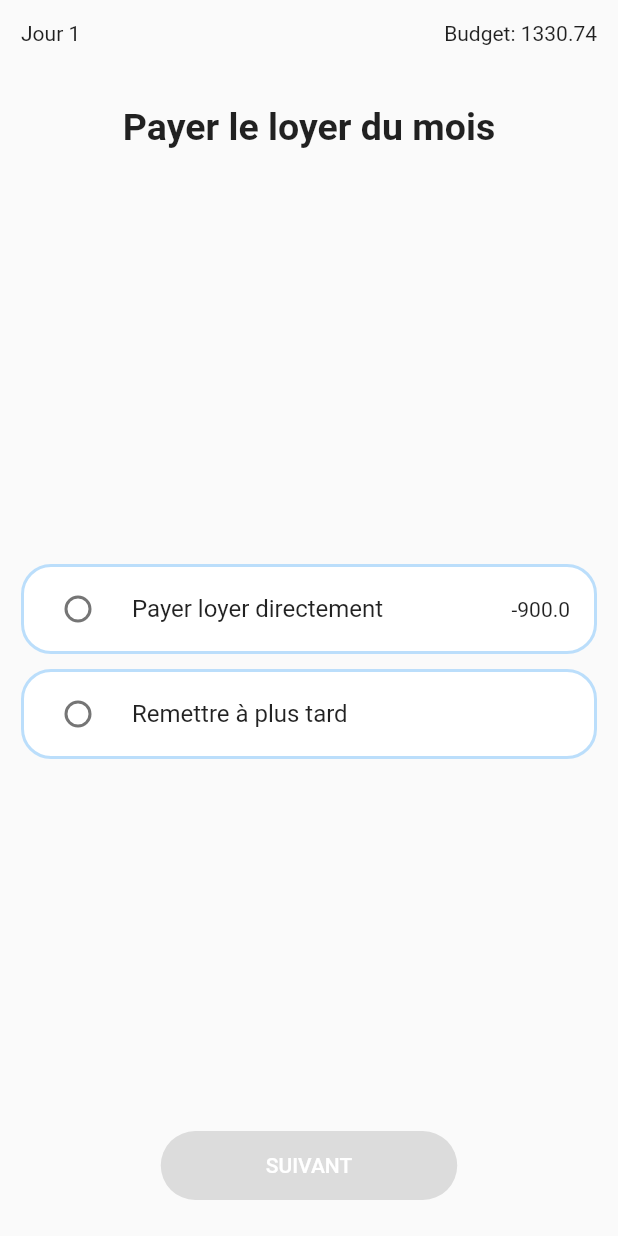
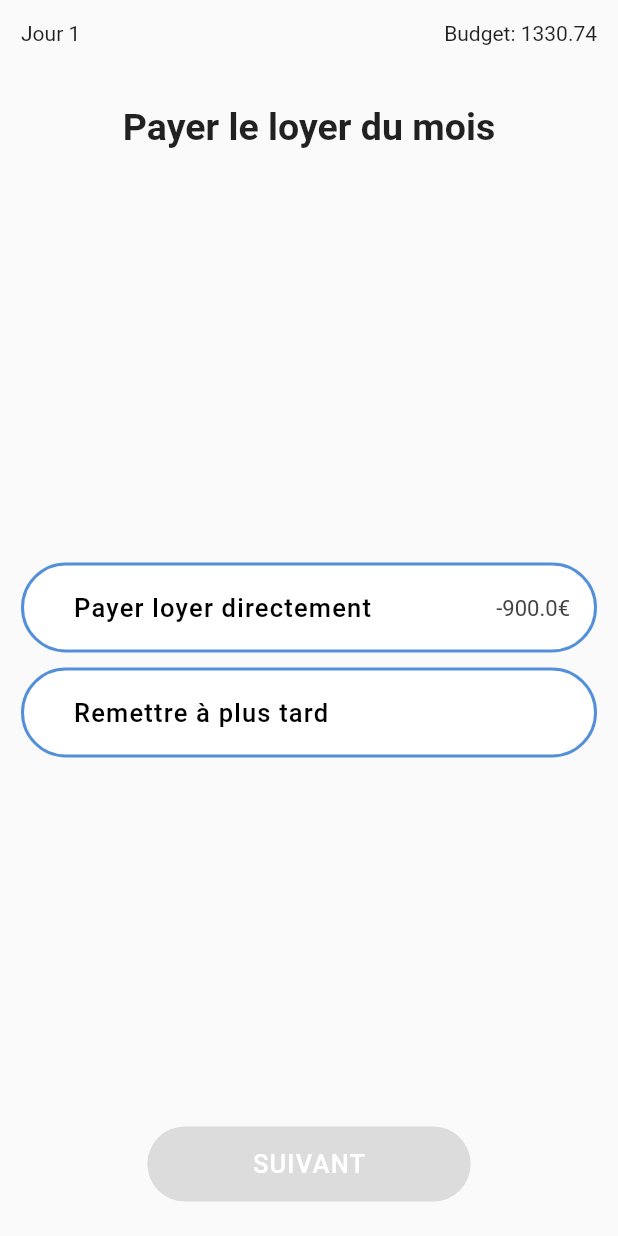
Before and after one commit to priceofreality/flutter-app, a Flutter app: the screen it shows after launch, on a phone screen of 412 x 824 dp. Run offline on Flutter 3.47's test engine with Material 2 defaults, Android fonts, the phone set to English and light mode, and no system bars; our stand-ins replace bloc, equatable, flutter_bloc; generated files the repository leaves out were written again.

Commit message:
Added button design

````diff
--- a/lib/main.dart
+++ b/lib/main.dart
@@ -57,6 +57,13 @@ class MyApp extends StatelessWidget {
       initialRoute: HOME_PAGE,
       onGenerateRoute: _appRouter.onGenerateRoute,
       theme: ThemeData(
+        textTheme: TextTheme(
+          button: TextStyle(
+            letterSpacing: 0.8,
+            color: Colors.black,
+            fontSize: 17.0,
+          ),
+        ),
         // This is the theme of your application.
         //
         // Try running your application with "flutter run". You'll see the
@@ -71,7 +78,7 @@ class MyApp extends StatelessWidget {
         // the app on. For desktop platforms, the controls will be smaller and
         // closer together (more dense) than on mobile platforms.
         visualDensity: VisualDensity.adaptivePlatformDensity,
-        accentColor: Colors.indigo,
+        accentColor: Color(0xff5e60ce),
       ),
       home: MultiBlocProvider(
         providers: [
--- a/lib/presentation/pages/daily_situation.dart
+++ b/lib/presentation/pages/daily_situation.dart
@@ -5,6 +5,7 @@ import 'package:projet4/logic/cubit/choice_cubit.dart';
 import 'package:projet4/logic/cubit/daily_situation_cubit.dart';
 import 'package:projet4/logic/cubit/financial_situation_cubit.dart';
 import 'package:flutter_gen/gen_l10n/app_localizations.dart';
+import 'package:projet4/presentation/widgets/custom_radio_button.dart';
 
 class DailySituationPage extends StatelessWidget {
   @override
@@ -80,19 +81,33 @@ class Choices extends StatelessWidget {
                   margin: EdgeInsets.only(bottom: 10.0),
                   decoration: BoxDecoration(
                     color: choice == state.selected
-                        ? Colors.blue[100]
+                        ? Color(0xff5390d9)
                         : Colors.white,
-                    borderRadius: BorderRadius.circular(20.0),
+                    borderRadius: BorderRadius.circular(30.0),
                     border: Border.all(
                       width: 2,
-                      color: choice == state.selected
-                          ? Theme.of(context).accentColor
-                          : Colors.blue[100]!,
+                      color: Color(0xff5390d9),
                     ),
                   ),
-                  child: RadioListTile<Choice>(
-                    title: Text(choice.label),
-                    secondary: Text('${choice.cost ?? ''}'),
+                  child: CustomRadioListTile<Choice>(
+                    title: Padding(
+                      child: Text(
+                        choice.label,
+                        style: choice == state.selected
+                            ? Theme.of(context)
+                                .textTheme
+                                .button!
+                                .copyWith(color: Colors.white)
+                            : Theme.of(context).textTheme.button,
+                      ),
+                      padding: EdgeInsets.only(left: 17.0),
+                    ),
+                    secondary: Text(
+                      choice.cost == null ? '' : '${choice.cost}€',
+                      style: choice == state.selected
+                          ? TextStyle(color: Colors.white, fontSize: 14.7)
+                          : TextStyle(color: Colors.grey[800], fontSize: 14.7),
+                    ),
                     value: choice,
                     groupValue: state.selected,
                     onChanged: (newValue) =>
--- /dev/null
+++ b/lib/presentation/widgets/custom_radio_button.dart
@@ -0,0 +1,546 @@
+// Copyright 2014 The Flutter Authors. All rights reserved.
+// Use of this source code is governed by a BSD-style license that can be
+// found in the LICENSE file.
+
+import 'package:flutter/material.dart';
+import 'package:flutter/widgets.dart';
+
+// Examples can assume:
+// void setState(VoidCallback fn) { }
+
+/// A [ListTile] with a [Radio]. In other words, a radio button with a label.
+///
+/// The entire list tile is interactive: tapping anywhere in the tile selects
+/// the radio button.
+///
+/// The [value], [groupValue], [onChanged], and [activeColor] properties of this
+/// widget are identical to the similarly-named properties on the [Radio]
+/// widget. The type parameter `T` serves the same purpose as that of the
+/// [Radio] class' type parameter.
+///
+/// The [title], [subtitle], [isThreeLine], and [dense] properties are like
+/// those of the same name on [ListTile].
+///
+/// The [selected] property on this widget is similar to the [ListTile.selected]
+/// property, but the color used is that described by [activeColor], if any,
+/// defaulting to the accent color of the current [Theme]. No effort is made to
+/// coordinate the [selected] state and the [checked] state; to have the list
+/// tile appear selected when the radio button is the selected radio button, set
+/// [selected] to true when [value] matches [groupValue].
+///
+/// The radio button is shown on the left by default in left-to-right languages
+/// (i.e. the leading edge). This can be changed using [controlAffinity]. The
+/// [secondary] widget is placed on the opposite side. This maps to the
+/// [ListTile.leading] and [ListTile.trailing] properties of [ListTile].
+///
+/// To show the [RadioListTile] as disabled, pass null as the [onChanged]
+/// callback.
+///
+/// {@tool dartpad --template=stateful_widget_scaffold}
+///
+/// ![RadioListTile sample](https://flutter.github.io/assets-for-api-docs/assets/material/radio_list_tile.png)
+///
+/// This widget shows a pair of radio buttons that control the `_character`
+/// field. The field is of the type `SingingCharacter`, an enum.
+///
+/// ```dart preamble
+/// enum SingingCharacter { lafayette, jefferson }
+/// ```
+/// ```dart
+/// SingingCharacter? _character = SingingCharacter.lafayette;
+///
+/// @override
+/// Widget build(BuildContext context) {
+///   return Column(
+///     children: <Widget>[
+///       RadioListTile<SingingCharacter>(
+///         title: const Text('Lafayette'),
+///         value: SingingCharacter.lafayette,
+///         groupValue: _character,
+///         onChanged: (SingingCharacter? value) { setState(() { _character = value; }); },
+///       ),
+///       RadioListTile<SingingCharacter>(
+///         title: const Text('Thomas Jefferson'),
+///         value: SingingCharacter.jefferson,
+///         groupValue: _character,
+///         onChanged: (SingingCharacter? value) { setState(() { _character = value; }); },
+///       ),
+///     ],
+///   );
+/// }
+/// ```
+/// {@end-tool}
+///
+/// ## Semantics in RadioListTile
+///
+/// Since the entirety of the RadioListTile is interactive, it should represent
+/// itself as a single interactive entity.
+///
+/// To do so, a RadioListTile widget wraps its children with a [MergeSemantics]
+/// widget. [MergeSemantics] will attempt to merge its descendant [Semantics]
+/// nodes into one node in the semantics tree. Therefore, RadioListTile will
+/// throw an error if any of its children requires its own [Semantics] node.
+///
+/// For example, you cannot nest a [RichText] widget as a descendant of
+/// RadioListTile. [RichText] has an embedded gesture recognizer that
+/// requires its own [Semantics] node, which directly conflicts with
+/// RadioListTile's desire to merge all its descendants' semantic nodes
+/// into one. Therefore, it may be necessary to create a custom radio tile
+/// widget to accommodate similar use cases.
+///
+/// {@tool dartpad --template=stateful_widget_scaffold}
+///
+/// ![Radio list tile semantics sample](https://flutter.github.io/assets-for-api-docs/assets/material/radio_list_tile_semantics.png)
+///
+/// Here is an example of a custom labeled radio widget, called
+/// LinkedLabelRadio, that includes an interactive [RichText] widget that
+/// handles tap gestures.
+///
+/// ```dart imports
+/// import 'package:flutter/gestures.dart';
+/// ```
+/// ```dart preamble
+/// class LinkedLabelRadio extends StatelessWidget {
+///   const LinkedLabelRadio({
+///     required this.label,
+///     required this.padding,
+///     required this.groupValue,
+///     required this.value,
+///     required this.onChanged,
+///   });
+///
+///   final String label;
+///   final EdgeInsets padding;
+///   final bool groupValue;
+///   final bool value;
+///   final Function onChanged;
+///
+///   @override
+///   Widget build(BuildContext context) {
+///     return Padding(
+///       padding: padding,
+///       child: Row(
+///         children: <Widget>[
+///           Radio<bool>(
+///             groupValue: groupValue,
+///             value: value,
+///             onChanged: (bool? newValue) {
+///               onChanged(newValue);
+///             }
+///           ),
+///           RichText(
+///             text: TextSpan(
+///               text: label,
+///               style: TextStyle(
+///                 color: Colors.blueAccent,
+///                 decoration: TextDecoration.underline,
+///               ),
+///               recognizer: TapGestureRecognizer()
+///                 ..onTap = () {
+///                 print('Label has been tapped.');
+///               },
+///             ),
+///           ),
+///         ],
+///       ),
+///     );
+///   }
+/// }
+/// ```
+/// ```dart
+/// bool _isRadioSelected = false;
+///
+/// @override
+/// Widget build(BuildContext context) {
+///   return Scaffold(
+///     body: Column(
+///       mainAxisAlignment: MainAxisAlignment.center,
+///       children: <Widget>[
+///         LinkedLabelRadio(
+///           label: 'First tappable label text',
+///           padding: EdgeInsets.symmetric(horizontal: 5.0),
+///           value: true,
+///           groupValue: _isRadioSelected,
+///           onChanged: (bool newValue) {
+///             setState(() {
+///               _isRadioSelected = newValue;
+///             });
+///           },
+///         ),
+///         LinkedLabelRadio(
+///           label: 'Second tappable label text',
+///           padding: EdgeInsets.symmetric(horizontal: 5.0),
+///           value: false,
+///           groupValue: _isRadioSelected,
+///           onChanged: (bool newValue) {
+///             setState(() {
+///               _isRadioSelected = newValue;
+///             });
+///           },
+///         ),
+///       ],
+///     ),
+///   );
+/// }
+/// ```
+/// {@end-tool}
+///
+/// ## RadioListTile isn't exactly what I want
+///
+/// If the way RadioListTile pads and positions its elements isn't quite what
+/// you're looking for, you can create custom labeled radio widgets by
+/// combining [Radio] with other widgets, such as [Text], [Padding] and
+/// [InkWell].
+///
+/// {@tool dartpad --template=stateful_widget_scaffold}
+///
+/// ![Custom radio list tile sample](https://flutter.github.io/assets-for-api-docs/assets/material/radio_list_tile_custom.png)
+///
+/// Here is an example of a custom LabeledRadio widget, but you can easily
+/// make your own configurable widget.
+///
+/// ```dart preamble
+/// class LabeledRadio extends StatelessWidget {
+///   const LabeledRadio({
+///     required this.label,
+///     required this.padding,
+///     required this.groupValue,
+///     required this.value,
+///     required this.onChanged,
+///   });
+///
+///   final String label;
+///   final EdgeInsets padding;
+///   final bool groupValue;
+///   final bool value;
+///   final Function onChanged;
+///
+///   @override
+///   Widget build(BuildContext context) {
+///     return InkWell(
+///       onTap: () {
+///         if (value != groupValue)
+///           onChanged(value);
+///       },
+///       child: Padding(
+///         padding: padding,
+///         child: Row(
+///           children: <Widget>[
+///             Radio<bool>(
+///               groupValue: groupValue,
+///               value: value,
+///               onChanged: (bool? newValue) {
+///                 onChanged(newValue);
+///               },
+///             ),
+///             Text(label),
+///           ],
+///         ),
+///       ),
+///     );
+///   }
+/// }
+/// ```
+/// ```dart
+/// bool _isRadioSelected = false;
+///
+/// @override
+/// Widget build(BuildContext context) {
+///   return Scaffold(
+///     body: Column(
+///       mainAxisAlignment: MainAxisAlignment.center,
+///       children: <LabeledRadio>[
+///         LabeledRadio(
+///           label: 'This is the first label text',
+///           padding: const EdgeInsets.symmetric(horizontal: 5.0),
+///           value: true,
+///           groupValue: _isRadioSelected,
+///           onChanged: (bool newValue) {
+///             setState(() {
+///               _isRadioSelected = newValue;
+///             });
+///           },
+///         ),
+///         LabeledRadio(
+///           label: 'This is the second label text',
+///           padding: const EdgeInsets.symmetric(horizontal: 5.0),
+///           value: false,
+///           groupValue: _isRadioSelected,
+///           onChanged: (bool newValue) {
+///             setState(() {
+///               _isRadioSelected = newValue;
+///             });
+///           },
+///         ),
+///       ],
+///     ),
+///   );
+/// }
+/// ```
+/// {@end-tool}
+///
+/// See also:
+///
+///  * [ListTileTheme], which can be used to affect the style of list tiles,
+///    including radio list tiles.
+///  * [CheckboxListTile], a similar widget for checkboxes.
+///  * [SwitchListTile], a similar widget for switches.
+///  * [ListTile] and [Radio], the widgets from which this widget is made.
+class CustomRadioListTile<T> extends StatelessWidget {
+  /// Creates a combination of a list tile and a radio button.
+  ///
+  /// The radio tile itself does not maintain any state. Instead, when the radio
+  /// button is selected, the widget calls the [onChanged] callback. Most
+  /// widgets that use a radio button will listen for the [onChanged] callback
+  /// and rebuild the radio tile with a new [groupValue] to update the visual
+  /// appearance of the radio button.
+  ///
+  /// The following arguments are required:
+  ///
+  /// * [value] and [groupValue] together determine whether the radio button is
+  ///   selected.
+  /// * [onChanged] is called when the user selects this radio button.
+  const CustomRadioListTile({
+    Key? key,
+    required this.value,
+    required this.groupValue,
+    required this.onChanged,
+    this.toggleable = false,
+    this.activeColor,
+    this.title,
+    this.subtitle,
+    this.isThreeLine = false,
+    this.dense,
+    this.secondary,
+    this.selected = false,
+    this.controlAffinity = ListTileControlAffinity.platform,
+    this.autofocus = false,
+    this.contentPadding,
+    this.shape,
+    this.tileColor,
+    this.selectedTileColor,
+  })  : assert(toggleable != null),
+        assert(isThreeLine != null),
+        assert(!isThreeLine || subtitle != null),
+        assert(selected != null),
+        assert(controlAffinity != null),
+        assert(autofocus != null),
+        super(key: key);
+
+  /// The value represented by this radio button.
+  final T value;
+
+  /// The currently selected value for this group of radio buttons.
+  ///
+  /// This radio button is considered selected if its [value] matches the
+  /// [groupValue].
+  final T? groupValue;
+
+  /// Called when the user selects this radio button.
+  ///
+  /// The radio button passes [value] as a parameter to this callback. The radio
+  /// button does not actually change state until the parent widget rebuilds the
+  /// radio tile with the new [groupValue].
+  ///
+  /// If null, the radio button will be displayed as disabled.
+  ///
+  /// The provided callback will not be invoked if this radio button is already
+  /// selected.
+  ///
+  /// The callback provided to [onChanged] should update the state of the parent
+  /// [StatefulWidget] using the [State.setState] method, so that the parent
+  /// gets rebuilt; for example:
+  ///
+  /// ```dart
+  /// RadioListTile<SingingCharacter>(
+  ///   title: const Text('Lafayette'),
+  ///   value: SingingCharacter.lafayette,
+  ///   groupValue: _character,
+  ///   onChanged: (SingingCharacter newValue) {
+  ///     setState(() {
+  ///       _character = newValue;
+  ///     });
+  ///   },
+  /// )
+  /// ```
+  final ValueChanged<T?>? onChanged;
+
+  /// Set to true if this radio list tile is allowed to be returned to an
+  /// indeterminate state by selecting it again when selected.
+  ///
+  /// To indicate returning to an indeterminate state, [onChanged] will be
+  /// called with null.
+  ///
+  /// If true, [onChanged] can be called with [value] when selected while
+  /// [groupValue] != [value], or with null when selected again while
+  /// [groupValue] == [value].
+  ///
+  /// If false, [onChanged] will be called with [value] when it is selected
+  /// while [groupValue] != [value], and only by selecting another radio button
+  /// in the group (i.e. changing the value of [groupValue]) can this radio
+  /// list tile be unselected.
+  ///
+  /// The default is false.
+  ///
+  /// {@tool dartpad --template=stateful_widget_scaffold}
+  /// This example shows how to enable deselecting a radio button by setting the
+  /// [toggleable] attribute.
+  ///
+  /// ```dart
+  /// int? groupValue;
+  /// static const List<String> selections = <String>[
+  ///   'Hercules Mulligan',
+  ///   'Eliza Hamilton',
+  ///   'Philip Schuyler',
+  ///   'Maria Reynolds',
+  ///   'Samuel Seabury',
+  /// ];
+  ///
+  /// @override
+  /// Widget build(BuildContext context) {
+  ///   return Scaffold(
+  ///     body: ListView.builder(
+  ///       itemBuilder: (context, index) {
+  ///         return RadioListTile<int>(
+  ///           value: index,
+  ///           groupValue: groupValue,
+  ///           toggleable: true,
+  ///           title: Text(selections[index]),
+  ///           onChanged: (int? value) {
+  ///             setState(() {
+  ///               groupValue = value;
+  ///             });
+  ///           },
+  ///         );
+  ///       },
+  ///       itemCount: selections.length,
+  ///     ),
+  ///   );
+  /// }
+  /// ```
+  /// {@end-tool}
+  final bool toggleable;
+
+  /// The color to use when this radio button is selected.
+  ///
+  /// Defaults to accent color of the current [Theme].
+  final Color? activeColor;
+
+  /// The primary content of the list tile.
+  ///
+  /// Typically a [Text] widget.
+  final Widget? title;
+
+  /// Additional content displayed below the title.
+  ///
+  /// Typically a [Text] widget.
+  final Widget? subtitle;
+
+  /// A widget to display on the opposite side of the tile from the radio button.
+  ///
+  /// Typically an [Icon] widget.
+  final Widget? secondary;
+
+  /// Whether this list tile is intended to display three lines of text.
+  ///
+  /// If false, the list tile is treated as having one line if the subtitle is
+  /// null and treated as having two lines if the subtitle is non-null.
+  final bool isThreeLine;
+
+  /// Whether this list tile is part of a vertically dense list.
+  ///
+  /// If this property is null then its value is based on [ListTileTheme.dense].
+  final bool? dense;
+
+  /// Whether to render icons and text in the [activeColor].
+  ///
+  /// No effort is made to automatically coordinate the [selected] state and the
+  /// [checked] state. To have the list tile appear selected when the radio
+  /// button is the selected radio button, set [selected] to true when [value]
+  /// matches [groupValue].
+  ///
+  /// Normally, this property is left to its default value, false.
+  final bool selected;
+
+  /// Where to place the control relative to the text.
+  final ListTileControlAffinity controlAffinity;
+
+  /// {@macro flutter.widgets.Focus.autofocus}
+  final bool autofocus;
+
+  /// Defines the insets surrounding the contents of the tile.
+  ///
+  /// Insets the [Radio], [title], [subtitle], and [secondary] widgets
+  /// in [RadioListTile].
+  ///
+  /// When null, `EdgeInsets.symmetric(horizontal: 16.0)` is used.
+  final EdgeInsetsGeometry? contentPadding;
+
+  /// Whether this radio button is checked.
+  ///
+  /// To control this value, set [value] and [groupValue] appropriately.
+  bool get checked => value == groupValue;
+
+  /// If specified, [shape] defines the shape of the [RadioListTile]'s [InkWell] border.
+  final ShapeBorder? shape;
+
+  /// If specified, defines the background color for `RadioListTile` when
+  /// [RadioListTile.selected] is false.
+  final Color? tileColor;
+
+  /// If non-null, defines the background color when [RadioListTile.selected] is true.
+  final Color? selectedTileColor;
+
+  @override
+  Widget build(BuildContext context) {
+    final Widget control = Radio<T>(
+      value: value,
+      groupValue: groupValue,
+      onChanged: onChanged,
+      toggleable: toggleable,
+      activeColor: activeColor,
+      materialTapTargetSize: MaterialTapTargetSize.shrinkWrap,
+      autofocus: autofocus,
+    );
+    Widget? trailing;
+    switch (controlAffinity) {
+      case ListTileControlAffinity.leading:
+      case ListTileControlAffinity.platform:
+        trailing = secondary;
+        break;
+      case ListTileControlAffinity.trailing:
+        trailing = control;
+        break;
+    }
+    return MergeSemantics(
+      child: ListTileTheme.merge(
+        selectedColor: activeColor ?? Theme.of(context).accentColor,
+        child: ListTile(
+          title: title,
+          subtitle: subtitle,
+          trailing: trailing,
+          isThreeLine: isThreeLine,
+          dense: dense,
+          enabled: onChanged != null,
+          shape: shape,
+          tileColor: tileColor,
+          selectedTileColor: selectedTileColor,
+          onTap: onChanged != null
+              ? () {
+                  if (toggleable && checked) {
+                    onChanged!(null);
+                    return;
+                  }
+                  if (!checked) {
+                    onChanged!(value);
+                  }
+                }
+              : null,
+          selected: selected,
+          autofocus: autofocus,
+          contentPadding: contentPadding,
+        ),
+      ),
+    );
+  }
+}
````
